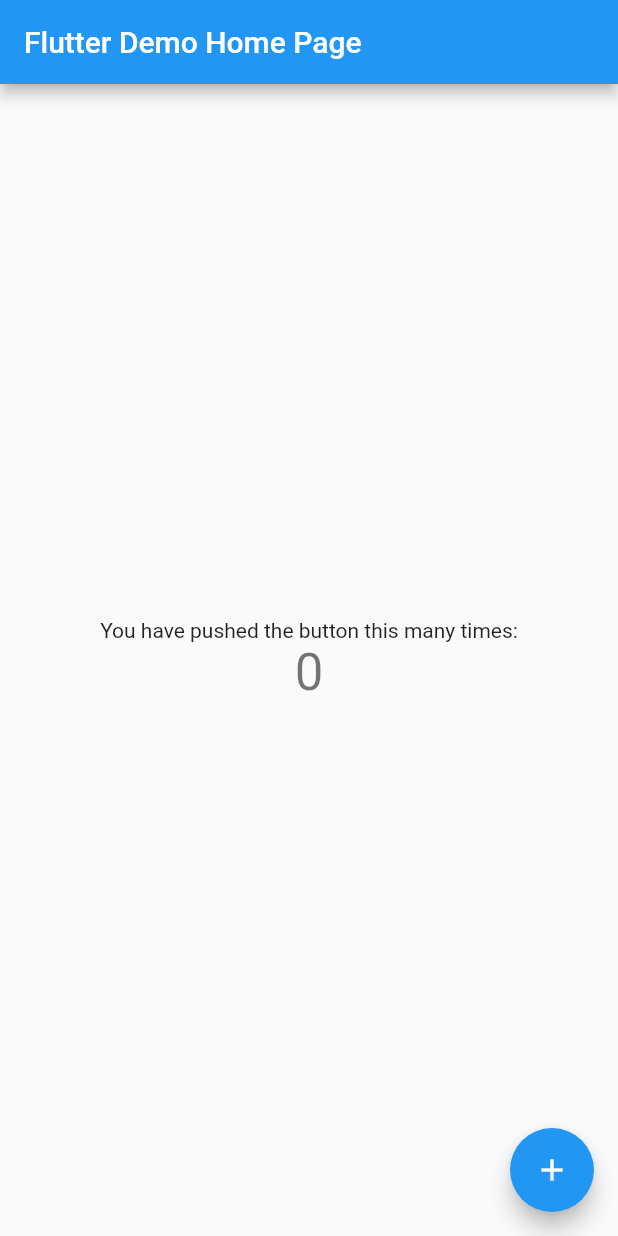
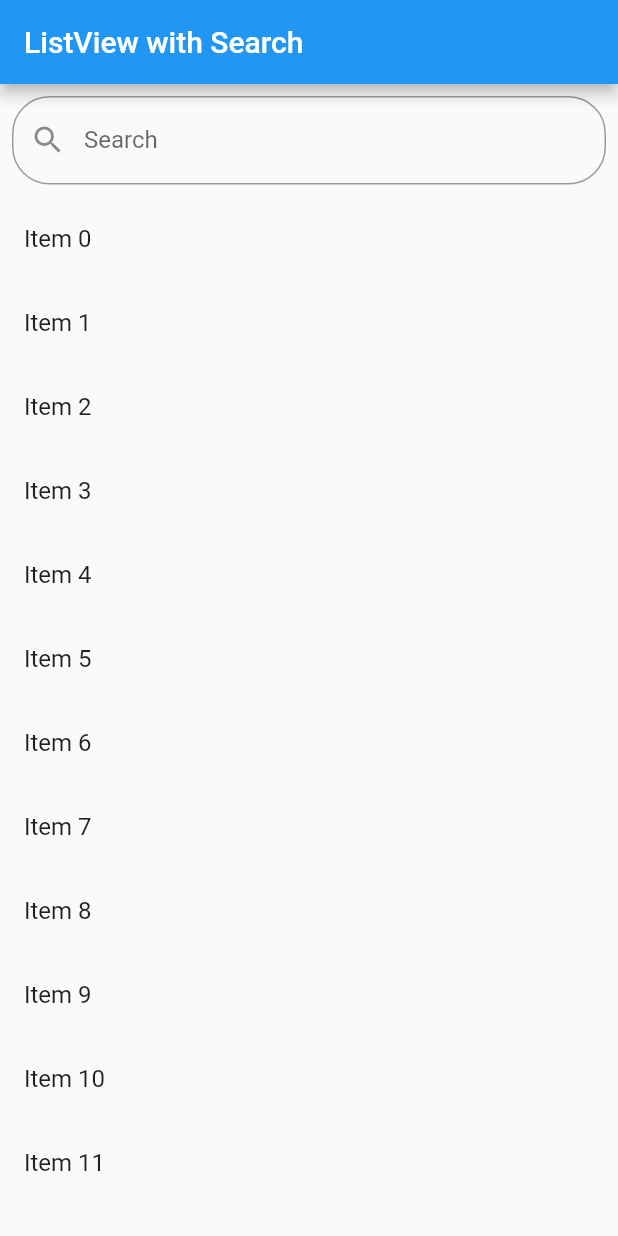
Before and after one commit to navyCK/flutter_List, a Flutter app: the screen it shows after launch, on a phone screen of 412 x 824 dp. Run offline on Flutter 3.47's test engine with Material 2 defaults, Android fonts, the light colour scheme and no system bars.

Commit message:
[master] list 생성하여 검색

```diff
--- a/lib/main.dart
+++ b/lib/main.dart
@@ -1,113 +1,102 @@
 import 'package:flutter/material.dart';
 
-void main() {
-  runApp(MyApp());
-}
+void main() => runApp(new MyApp());
 
 class MyApp extends StatelessWidget {
   // This widget is the root of your application.
   @override
   Widget build(BuildContext context) {
-    return MaterialApp(
+    return new MaterialApp(
       title: 'Flutter Demo',
-      theme: ThemeData(
-        // This is the theme of your application.
-        //
-        // Try running your application with "flutter run". You'll see the
-        // application has a blue toolbar. Then, without quitting the app, try
-        // changing the primarySwatch below to Colors.green and then invoke
-        // "hot reload" (press "r" in the console where you ran "flutter run",
-        // or simply save your changes to "hot reload" in a Flutter IDE).
-        // Notice that the counter didn't reset back to zero; the application
-        // is not restarted.
+      theme: new ThemeData(
         primarySwatch: Colors.blue,
       ),
-      home: MyHomePage(title: 'Flutter Demo Home Page'),
+      home: new MyHomePage(title: 'ListView with Search'),
     );
   }
 }
 
 class MyHomePage extends StatefulWidget {
   MyHomePage({Key? key, required this.title}) : super(key: key);
-
-  // This widget is the home page of your application. It is stateful, meaning
-  // that it has a State object (defined below) that contains fields that affect
-  // how it looks.
-
-  // This class is the configuration for the state. It holds the values (in this
-  // case the title) provided by the parent (in this case the App widget) and
-  // used by the build method of the State. Fields in a Widget subclass are
-  // always marked "final".
-
   final String title;
 
   @override
-  _MyHomePageState createState() => _MyHomePageState();
+  _MyHomePageState createState() => new _MyHomePageState();
 }
 
 class _MyHomePageState extends State<MyHomePage> {
-  int _counter = 0;
+  TextEditingController editingController = TextEditingController();
 
-  void _incrementCounter() {
-    setState(() {
-      // This call to setState tells the Flutter framework that something has
-      // changed in this State, which causes it to rerun the build method below
-      // so that the display can reflect the updated values. If we changed
-      // _counter without calling setState(), then the build method would not be
-      // called again, and so nothing would appear to happen.
-      _counter++;
-    });
+  final duplicateItems = List<String>.generate(10000, (i) => "Item $i");
+  var items = <String>[];
+
+  @override
+  void initState() {
+    items.addAll(duplicateItems);
+    super.initState();
+  }
+
+  void filterSearchResults(String query) {
+    List<String> dummySearchList = <String>[];
+    dummySearchList.addAll(duplicateItems);
+    if (query.isNotEmpty) {
+      List<String> dummyListData = <String>[];
+      dummySearchList.forEach((item) {
+        if (item.contains(query)) {
+          dummyListData.add(item);
+        }
+      });
+      setState(() {
+        items.clear();
+        items.addAll(dummyListData);
+      });
+      return;
+    } else {
+      setState(() {
+        items.clear();
+        items.addAll(duplicateItems);
+      });
+    }
   }
 
   @override
   Widget build(BuildContext context) {
-    // This method is rerun every time setState is called, for instance as done
-    // by the _incrementCounter method above.
-    //
-    // The Flutter framework has been optimized to make rerunning build methods
-    // fast, so that you can just rebuild anything that needs updating rather
-    // than having to individually change instances of widgets.
-    return Scaffold(
-      appBar: AppBar(
-        // Here we take the value from the MyHomePage object that was created by
-        // the App.build method, and use it to set our appbar title.
-        title: Text(widget.title),
+    return new Scaffold(
+      appBar: new AppBar(
+        title: new Text(widget.title),
       ),
-      body: Center(
-        // Center is a layout widget. It takes a single child and positions it
-        // in the middle of the parent.
+      body: Container(
         child: Column(
-          // Column is also a layout widget. It takes a list of children and
-          // arranges them vertically. By default, it sizes itself to fit its
-          // children horizontally, and tries to be as tall as its parent.
-          //
-          // Invoke "debug painting" (press "p" in the console, choose the
-          // "Toggle Debug Paint" action from the Flutter Inspector in Android
-          // Studio, or the "Toggle Debug Paint" command in Visual Studio Code)
-          // to see the wireframe for each widget.
-          //
-          // Column has various properties to control how it sizes itself and
-          // how it positions its children. Here we use mainAxisAlignment to
-          // center the children vertically; the main axis here is the vertical
-          // axis because Columns are vertical (the cross axis would be
-          // horizontal).
-          mainAxisAlignment: MainAxisAlignment.center,
           children: <Widget>[
-            Text(
-              'You have pushed the button this many times:',
+            Padding(
+              padding: const EdgeInsets.all(8.0),
+              child: TextField(
+                onChanged: (value) {
+                  filterSearchResults(value);
+                },
+                controller: editingController,
+                decoration: InputDecoration(
+                    labelText: "Search",
+                    hintText: "Search",
+                    prefixIcon: Icon(Icons.search),
+                    border: OutlineInputBorder(
+                        borderRadius: BorderRadius.all(Radius.circular(25.0)))),
+              ),
             ),
-            Text(
-              '$_counter',
-              style: Theme.of(context).textTheme.headline4,
+            Expanded(
+              child: ListView.builder(
+                shrinkWrap: true,
+                itemCount: items.length,
+                itemBuilder: (context, index) {
+                  return ListTile(
+                    title: Text('${items[index]}'),
+                  );
+                },
+              ),
             ),
           ],
         ),
       ),
-      floatingActionButton: FloatingActionButton(
-        onPressed: _incrementCounter,
-        tooltip: 'Increment',
-        child: Icon(Icons.add),
-      ), // This trailing comma makes auto-formatting nicer for build methods.
     );
   }
 }
```
